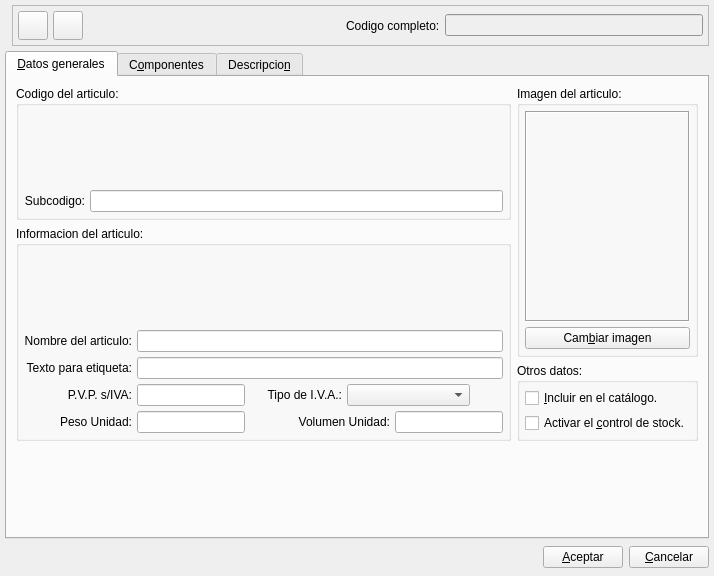
This is bulmages/bulmafact/src/articleeditbase.ui in eboladev/Bulmages-1 as Qt 5 draws it before an edit. The edited form follows.
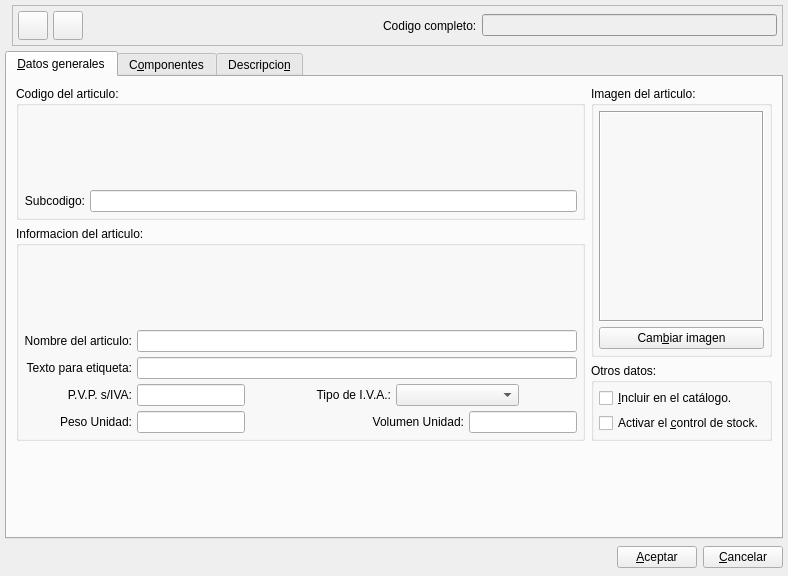
This is the edited form. Icons and pictures are not drawn. Custom widgets are drawn as their Qt base class.

Commit message: Arreglo un fallo que se me habia colado con el cambio anterior

What changed in the file:
```diff
--- a/bulmages/bulmafact/src/articleeditbase.ui
+++ b/bulmages/bulmafact/src/articleeditbase.ui
@@ -5,7 +5,7 @@
    <rect>
     <x>0</x>
     <y>0</y>
-    <width>714</width>
+    <width>788</width>
     <height>576</height>
    </rect>
   </property>
```
Left out of the diff: 19 changed lines with no effect on the pictures. The commit also changes 2 other files.
